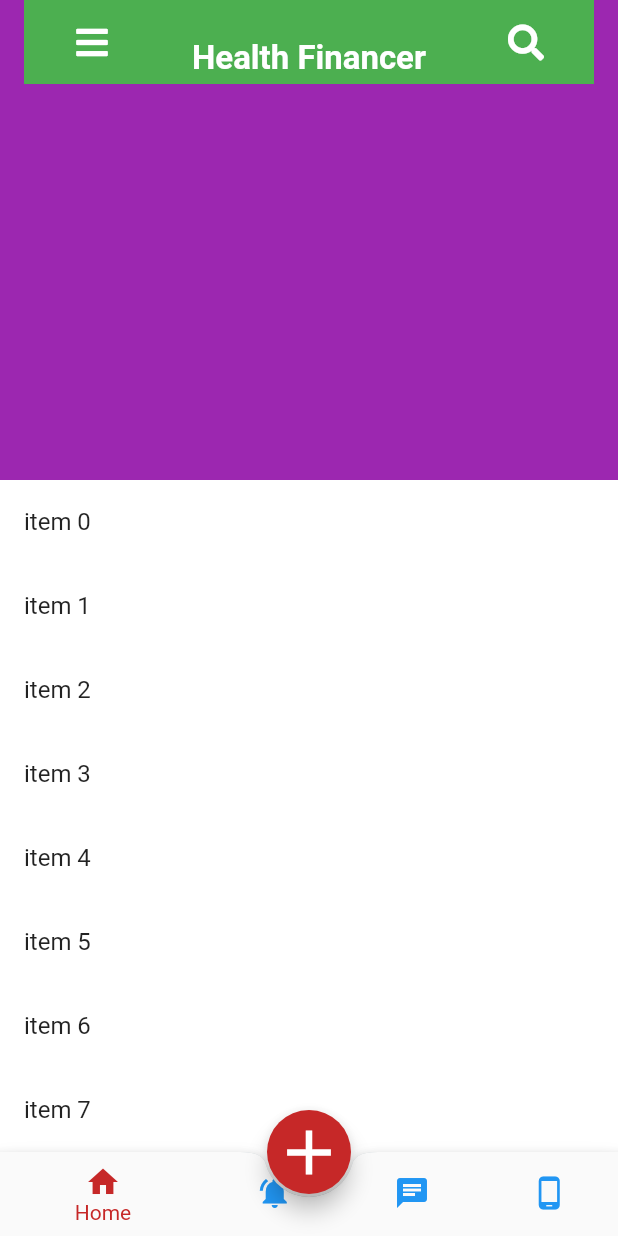
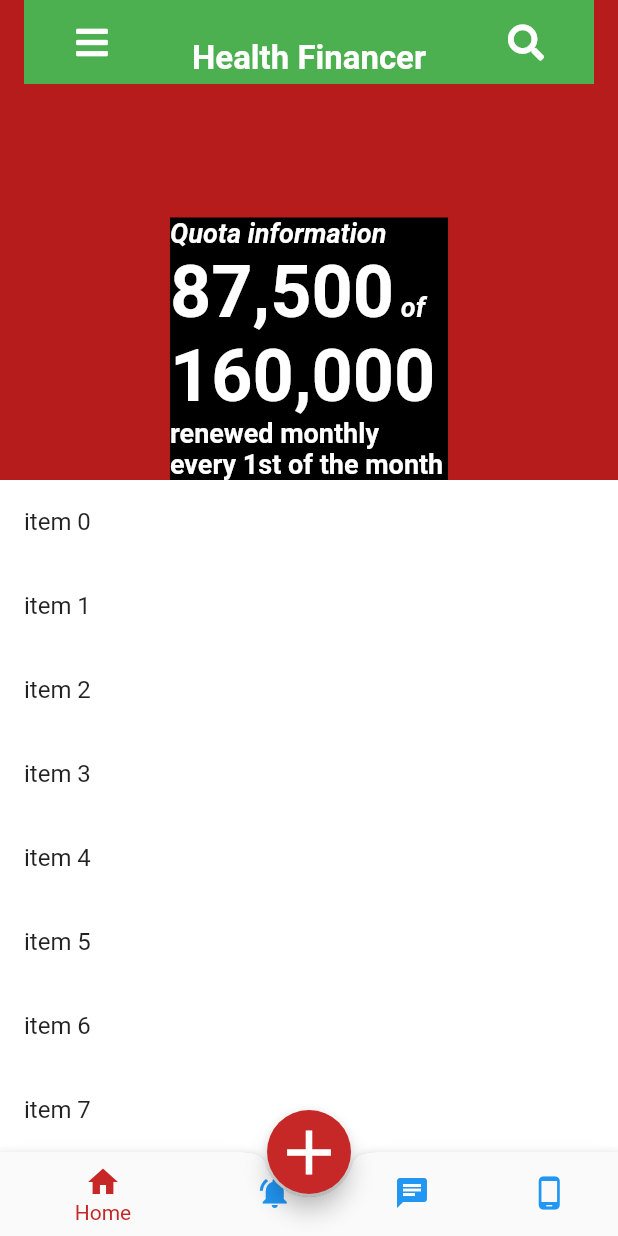
Before and after one commit to IHKodifier/hhfv4apps, a Flutter app: the screen it shows after launch, on a phone screen of 412 x 824 dp. Run offline on Flutter 3.47's test engine with Material 2 defaults, Android fonts, the phone set to English and light mode, and no system bars; our stand-ins replace font_awesome_flutter; Roboto replaces fonts that are missing (Montserrat); project files that could hold a hidden picture were left out.

Commit message:
dashboard for sliver gadget added

```diff
--- a/lib/ui/dashboard.dart
+++ b/lib/ui/dashboard.dart
@@ -9,12 +9,28 @@ class _DashBoardState extends State<DashBoard> {
   @override
   Widget build(BuildContext context) {
     return Container(
-        // color: Colors.red[50],
-        child: Center(
-            child: Text('Dashboard',
-                style: Theme.of(context)
-                    .textTheme
-                    .title
-                    .copyWith(fontSize: 48.0))));
+      // color: Colors.red[50],
+      child: Center(
+        child: RichText(
+                text: TextSpan(
+                  text: 'Quota information ',
+                  style: Theme.of(context).textTheme.title.copyWith(color: Colors.white,fontSize: 18.0, fontStyle: FontStyle.italic),
+                  children: <TextSpan>[
+                    TextSpan(
+                        text: '87,500',
+                        style: TextStyle(fontSize: 48.0,fontWeight: FontWeight.bold,fontStyle: FontStyle.normal)),
+                    TextSpan(text: ' of '),
+                    TextSpan(
+                        text: '160,000',
+                        style: TextStyle(fontSize: 48.0,fontWeight: FontWeight.bold,fontStyle: FontStyle.normal)),
+                      TextSpan(
+                        text: '  renewed monthly every 1st of the month',
+                        style: TextStyle(fontStyle: FontStyle.normal)),
+
+                  ],
+                ),
+              ),
+      ),
+    );
   }
 }
--- a/lib/ui/myFelexibleAppBar.dart
+++ b/lib/ui/myFelexibleAppBar.dart
@@ -13,18 +13,22 @@ class _MyFlexibleAppBarState extends State<MyFlexibleAppBar> {
   @override
   Widget build(BuildContext context) {
     final double statusBarHeight = MediaQuery.of(context).padding.top;
-if (i) {
-
-}
     return SafeArea(
       child: Container(
         // height: statusBarHeight + appBarHeight,
-        color:Colors.purple,
-    ),);
+        color: Colors.red.shade900,
+        child: Column(
+          mainAxisAlignment: MainAxisAlignment.end,
+          children: <Widget>[
+            Container(
 
-
-
-
-
+              color: Colors.black,
+              width:MediaQuery.of(context).size.width/10.0* 4.5 ,
+              child: DashBoard(),
+            )
+          ],
+        ),
+      ),
+    );
   }
 }
```
